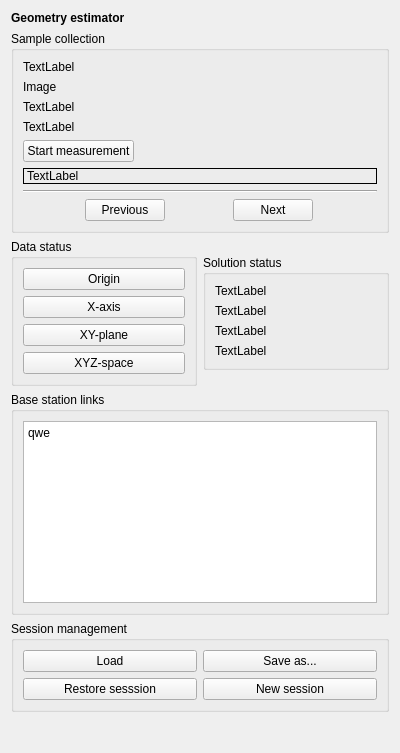
Above: src/cfclient/ui/widgets/geo_estimator.ui from bitcraze/crazyflie-clients-python before the change. Below: the same form after it.
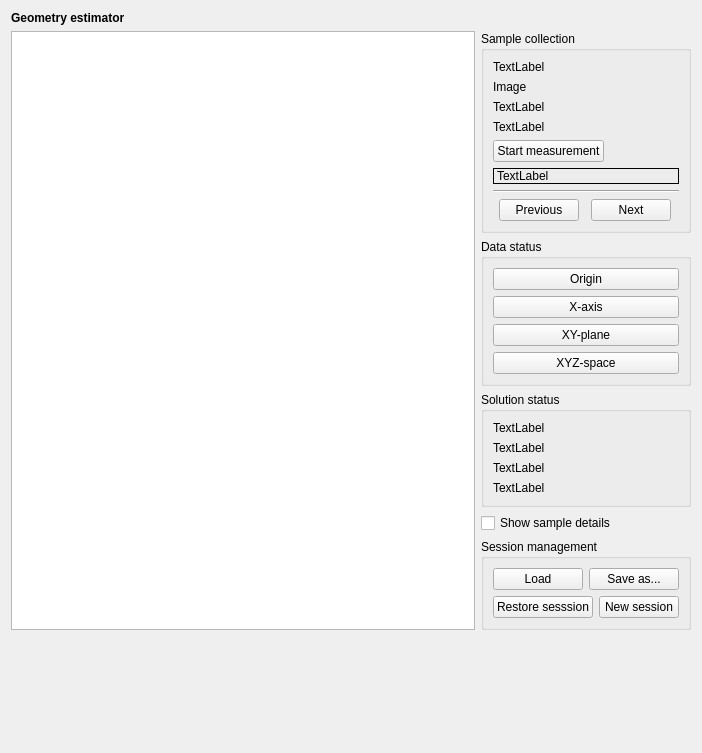
That is the form after the change.

Commit message: Visualize sample positions and add list for samples

Patch:
```diff
--- a/src/cfclient/ui/widgets/geo_estimator.ui
+++ b/src/cfclient/ui/widgets/geo_estimator.ui
@@ -6,10 +6,16 @@
    <rect>
     <x>0</x>
     <y>0</y>
-    <width>400</width>
+    <width>702</width>
     <height>753</height>
    </rect>
   </property>
+  <property name="sizePolicy">
+   <sizepolicy hsizetype="Minimum" vsizetype="Preferred">
+    <horstretch>0</horstretch>
+    <verstretch>0</verstretch>
+   </sizepolicy>
+  </property>
   <property name="windowTitle">
    <string>Form</string>
   </property>
@@ -27,6 +33,23 @@
     </widget>
    </item>
    <item>
+    <layout class="QHBoxLayout" name="horizontalLayout_2"/>
+   </item>
+   <item>
+    <layout class="QHBoxLayout" name="horizontalLayout_7">
+     <item>
+      <widget class="QTableView" name="_samples_table_view">
+       <property name="sizePolicy">
+        <sizepolicy hsizetype="Expanding" vsizetype="Expanding">
+         <horstretch>0</horstretch>
+         <verstretch>0</verstretch>
+        </sizepolicy>
+       </property>
+      </widget>
+     </item>
+     <item>
+      <layout class="QVBoxLayout" name="controlls_layout">
+       <item>
     <widget class="QGroupBox" name="_sample_collection_box">
      <property name="styleSheet">
       <string notr="true"/>
@@ -130,8 +153,6 @@
     </widget>
    </item>
    <item>
-    <layout class="QHBoxLayout" name="horizontalLayout_2">
-     <item>
       <widget class="QGroupBox" name="groupBox_2">
        <property name="sizePolicy">
         <sizepolicy hsizetype="Preferred" vsizetype="Preferred">
@@ -241,23 +262,11 @@
        </layout>
       </widget>
      </item>
-    </layout>
-   </item>
    <item>
-    <widget class="QGroupBox" name="groupBox_4">
-     <property name="title">
-      <string>Base station links</string>
-     </property>
-     <layout class="QVBoxLayout" name="verticalLayout_5">
-      <item>
-       <widget class="QPlainTextEdit" name="_bs_link_text">
-        <property name="plainText">
-         <string>qwe
-</string>
-        </property>
-       </widget>
-      </item>
-     </layout>
+        <widget class="QCheckBox" name="_sample_details_checkbox">
+         <property name="text">
+          <string>Show sample details</string>
+         </property>
     </widget>
    </item>
    <item>
@@ -304,6 +313,10 @@
       </item>
      </layout>
     </widget>
+       </item>
+      </layout>
+     </item>
+    </layout>
    </item>
    <item>
     <spacer name="verticalSpacer">
```
Lines whose indentation alone changed are shown as unchanged. The commit also changes 3 other files.
